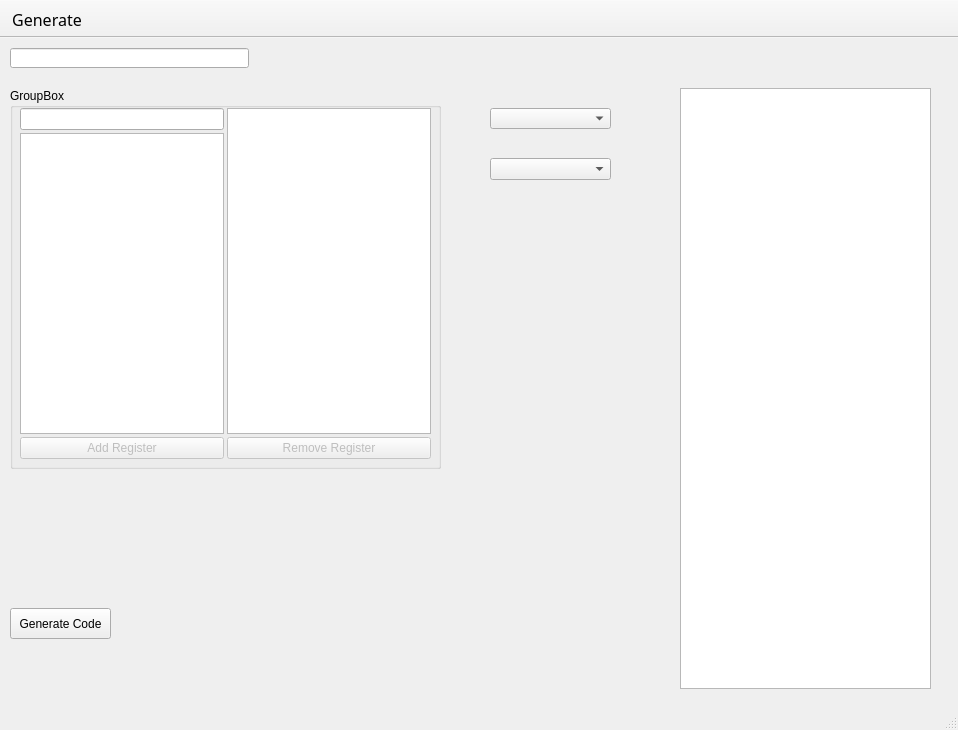
This is mainwindow.ui in Yourp/UWOWDevelopHelper as Qt 5 draws it before an edit. The edited form follows.
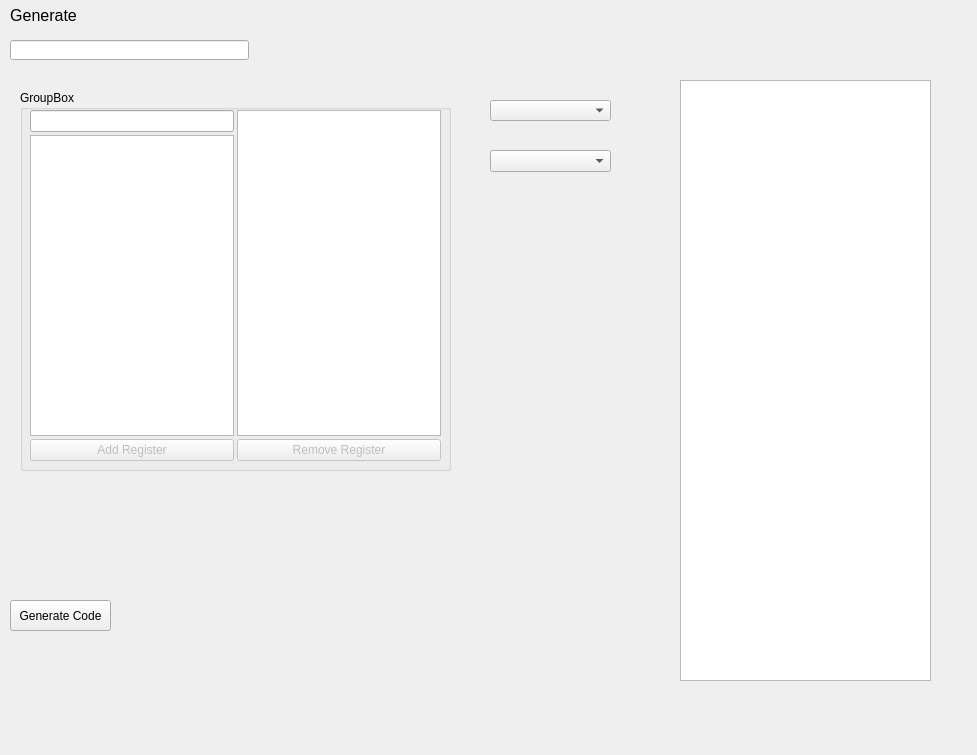
This is the edited form.

```diff
--- a/mainwindow.ui
+++ b/mainwindow.ui
@@ -2,12 +2,18 @@
 <ui version="4.0">
  <class>MainWindow</class>
  <widget class="QMainWindow" name="MainWindow">
+  <property name="windowModality">
+   <enum>Qt::NonModal</enum>
+  </property>
+  <property name="enabled">
+   <bool>true</bool>
+  </property>
   <property name="geometry">
    <rect>
     <x>0</x>
     <y>0</y>
-    <width>958</width>
-    <height>730</height>
+    <width>977</width>
+    <height>755</height>
    </rect>
   </property>
   <property name="font">
@@ -19,6 +25,10 @@
   <property name="windowTitle">
    <string>MainWindow</string>
   </property>
+  <property name="styleSheet">
+   <string notr="true">border-top-color: rgba(255, 255, 255, 0);
+border-right-color: rgba(255, 255, 255, 0);</string>
+  </property>
   <widget class="QWidget" name="Tabs">
    <widget class="QLineEdit" name="LE_ScriptName">
     <property name="geometry">
@@ -71,8 +81,8 @@
    <widget class="QGroupBox" name="groupBox">
     <property name="geometry">
      <rect>
-      <x>10</x>
-      <y>50</y>
+      <x>20</x>
+      <y>60</y>
       <width>431</width>
       <height>381</height>
      </rect>
```
Left out of the diff: 5 changed lines with no effect on the pictures.
